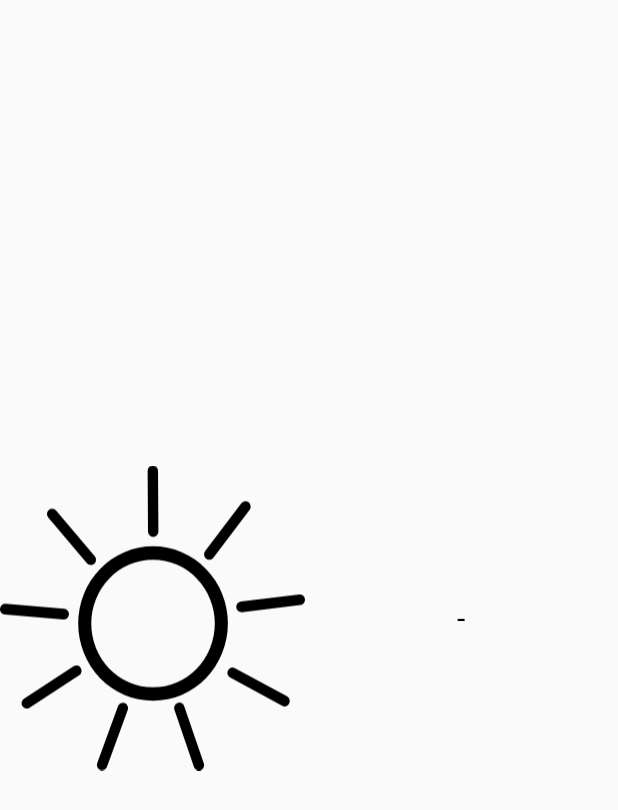
After one commit to tehreh1uneh/Petrichor, an Android app: the layout current_weather_widget.xml on its own in the app's theme, with its tools: preview values and no code run, on a phone screen of 412 x 824 dp. The commit adds this screen. Shown: the top 810 px of the screen. Run offline under Robolectric (Android 15) with nearby library versions, the phone set to English and light mode, and no system bars.

Commit message:
last city weather widget

```diff
--- /dev/null
+++ b/app/src/main/res/drawable/ic_clear_sky.xml
@@ -0,0 +1,36 @@
+<vector xmlns:android="http://schemas.android.com/apk/res/android"
+    android:width="24dp"
+    android:height="24dp"
+    android:viewportHeight="302.06"
+    android:viewportWidth="311.94">
+    <path
+        android:fillColor="#FF000000"
+        android:pathData="M156.51,233.06a76.54,76.54 0,1 1,76.55 -76.54A76.62,76.62 0,0 1,156.51 233.06ZM156.51,93.33a63.19,63.19 0,1 0,63.19 63.19A63.25,63.25 0,0 0,156.51 93.33Z" />
+    <path
+        android:fillColor="#FF000000"
+        android:pathData="M96.92,89.82a5.33,5.33 0,0 1,-0.49 7.51h0a5.31,5.31 0,0 1,-7.51 -0.49L49.34,51.61a5.32,5.32 0,0 1,0.49 -7.49h0a5.31,5.31 0,0 1,7.51 0.49Z" />
+    <path
+        android:fillColor="#FF000000"
+        android:pathData="M162,65.37a5.31,5.31 0,0 1,-5.27 5.35h0a5.31,5.31 0,0 1,-5.36 -5.29L151,5.36A5.31,5.31 0,0 1,156.25 0h0a5.32,5.32 0,0 1,5.36 5.29Z" />
+    <path
+        android:fillColor="#FF000000"
+        android:pathData="M65.63,141.91a5.33,5.33 0,0 1,4.87 5.73h0a5.33,5.33 0,0 1,-5.74 4.88L4.88,147.64A5.3,5.3 0,0 1,0 141.91H0A5.34,5.34 0,0 1,5.76 137Z" />
+    <path
+        android:fillColor="#FF000000"
+        android:pathData="M75.28,198.83a5.32,5.32 0,0 1,7.34 1.65h0A5.33,5.33 0,0 1,81 207.82l-50.79,32.1a5.29,5.29 0,0 1,-7.33 -1.64h0a5.3,5.3 0,0 1,1.66 -7.34Z" />
+    <path
+        android:fillColor="#FF000000"
+        android:pathData="M120.65,238.42a5.32,5.32 0,0 1,6.85 -3.11h0a5.36,5.36 0,0 1,3.12 6.86L109.44,298.4a5.3,5.3 0,0 1,-6.83 3.1h0a5.3,5.3 0,0 1,-3.13 -6.85Z" />
+    <path
+        android:fillColor="#FF000000"
+        android:pathData="M235.39,210.08a5.29,5.29 0,0 1,-2.23 -7.17h0a5.29,5.29 0,0 1,7.18 -2.23l53.17,27.95a5.29,5.29 0,0 1,2.23 7.17h0a5.32,5.32 0,0 1,-7.19 2.25Z" />
+    <path
+        android:fillColor="#FF000000"
+        android:pathData="M247.57,145.25a5.31,5.31 0,0 1,-5.89 -4.65h0a5.31,5.31 0,0 1,4.66 -5.91l59.67,-7a5.3,5.3 0,0 1,5.89 4.65h0a5.32,5.32 0,0 1,-4.66 5.93Z" />
+    <path
+        android:fillColor="#FF000000"
+        android:pathData="M208.41,295a5.32,5.32 0,0 1,-3.24 6.8h0a5.32,5.32 0,0 1,-6.78 -3.25l-20,-56.68a5.32,5.32 0,0 1,3.24 -6.77h0a5.3,5.3 0,0 1,6.78 3.24Z" />
+    <path
+        android:fillColor="#FF000000"
+        android:pathData="M218.24,91.29a5.32,5.32 0,0 1,-7.47 0.94h0a5.31,5.31 0,0 1,-0.92 -7.46l37,-47.37a5.31,5.31 0,0 1,7.46 -0.92h0a5.33,5.33 0,0 1,0.9 7.48Z" />
+</vector>
--- /dev/null
+++ b/app/src/main/res/layout/current_weather_widget.xml
@@ -0,0 +1,26 @@
+<LinearLayout xmlns:android="http://schemas.android.com/apk/res/android"
+    android:layout_width="match_parent"
+    android:layout_height="match_parent"
+    android:orientation="horizontal">
+
+    <ImageView
+        android:id="@+id/petrichor_widget_image_view"
+        android:layout_width="0dp"
+        android:layout_height="match_parent"
+        android:layout_gravity="center"
+        android:layout_weight="50"
+        android:contentDescription="@string/petrichor_widget_image_view_content_description"
+        android:src="@drawable/ic_clear_sky" />
+
+    <TextView
+        android:id="@+id/petrichor_widget_description"
+        android:layout_width="wrap_content"
+        android:layout_height="match_parent"
+        android:layout_weight="50"
+        android:gravity="center"
+        android:text="-"
+        android:textColor="@android:color/black"
+        android:textSize="20sp" />
+
+
+</LinearLayout>
--- a/app/src/main/res/menu/menu_drawer_weather_current.xml
+++ b/app/src/main/res/menu/menu_drawer_weather_current.xml
@@ -8,7 +8,8 @@
             <item
                 android:id="@+id/nav_share"
                 android:icon="@drawable/ic_menu_share"
-                android:title="@string/petrichor_menu_drawer_share" />
+                android:title="@string/petrichor_menu_drawer_share"
+                android:visible="false" />
             <item
                 android:id="@+id/nav_send"
                 android:icon="@drawable/ic_menu_send"
--- a/app/src/main/res/values/dimens.xml
+++ b/app/src/main/res/values/dimens.xml
@@ -11,4 +11,10 @@
     <dimen name="nav_header_vertical_spacing">8dp</dimen>
     <dimen name="nav_header_height">176dp</dimen>
     <dimen name="fab_margin">16dp</dimen>
+
+    <!--
+Refer to App Widget Documentation for margin information
+http://developer.android.com/guide/topics/appwidgets/index.html#CreatingLayout
+    -->
+    <dimen name="widget_margin">8dp</dimen>
 </resources>
--- a/app/src/main/res/values/strings.xml
+++ b/app/src/main/res/values/strings.xml
@@ -26,5 +26,8 @@
     <string name="petrichor_header_image_description">little sun</string>
     <string name="petrichor_key_last_received_city">city</string>
     <string name="petrichor_error_message">Something goes wrong, please try again later</string>
+    <string name="appwidget_text">EXAMPLE</string>
+    <string name="add_widget">Add widget</string>
+    <string name="petrichor_widget_image_view_content_description">weather icon</string>
 
 </resources>
```
Also changed, not shown: app/src/main/AndroidManifest.xml (+10 -0 lines), app/src/main/java/com/tehreh1uneh/petrichor/model/database/WeatherHistorySource.java (+14 -0 lines), app/src/main/java/com/tehreh1uneh/petrichor/widget/CurrentWeatherWidget.java (added, +116 -0 lines), app/src/main/res/drawable/ic_few_clouds.xml (added, +30 -0 lines), app/src/main/res/drawable/ic_mist.xml (added, +15 -0 lines), app/src/main/res/drawable/ic_rain.xml (added, +21 -0 lines), app/src/main/res/drawable/ic_scattered_clouds.xml (added, +9 -0 lines), app/src/main/res/drawable/ic_shower_rain.xml (added, +24 -0 lines), app/src/main/res/drawable/ic_snow.xml (added, +27 -0 lines), app/src/main/res/drawable/ic_thunderstorm.xml (added, +15 -0 lines), app/src/main/res/values-v14/dimens.xml (added, +10 -0 lines), app/src/main/res/xml/current_weather_widget_info.xml (added, +10 -0 lines).
